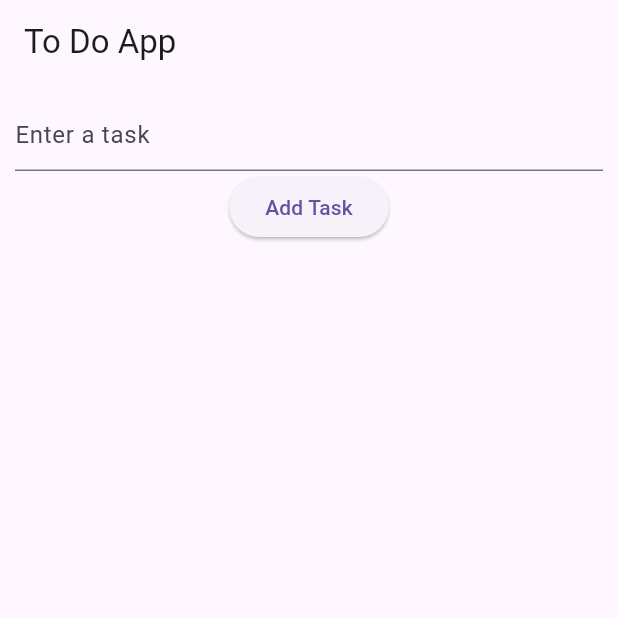
After one commit to belabiedredouane/bloc_cubit_state, a Flutter app: the screen it shows after launch, on a phone screen of 412 x 824 dp, the top half of it. The commit adds this screen. Run offline on Flutter 3.47's test engine with Material 3 defaults, Android fonts, the phone set to English and light mode, and no system bars; our stand-ins replace bloc, equatable, flutter_bloc.

Commit message:
Simple todo app using bloc

```diff
--- a/lib/main.dart
+++ b/lib/main.dart
@@ -1,4 +1,4 @@
-import 'package:bloc_cubit_state/todo/ui/task_view.dart';
+import 'package:bloc_cubit_state/todo/ui/task_view_bloc.dart';
 import 'package:flutter/material.dart';
 
 void main() => runApp(CounterApp());
@@ -10,7 +10,7 @@ class CounterApp extends StatelessWidget {
   Widget build(BuildContext context) {
     return MaterialApp(
       debugShowCheckedModeBanner: false,
-      home: TaskView(),
+      home: TaskViewBloc(),
     );
   }
 }
--- /dev/null
+++ b/lib/todo/controllers/bloc/task_bloc.dart
@@ -0,0 +1,44 @@
+import 'dart:async';
+import 'package:bloc/bloc.dart';
+import 'package:equatable/equatable.dart';
+import 'package:flutter/material.dart';
+import 'package:uuid/uuid.dart';
+
+import '../../models/task_model.dart';
+
+part 'task_event.dart';
+part 'task_state.dart';
+
+class TaskBloc extends Bloc<TaskEvent, TaskState> {
+  TaskBloc() : super(TaskInitial()) {
+    on<TaskAddEvent>(_addTask);
+    on<TaskRemoveEvent>(_removeTask);
+    on<TaskToggleEvent>(_toggleTask);
+  }
+
+  FutureOr<void> _addTask(event, emit) {
+    final task = TaskModel(
+      id: Uuid().v1(),
+      title: event.title,
+      isCompleted: false,
+    );
+    emit(TaksUpdate([...state.tasks, task]));
+  }
+
+  FutureOr<void> _removeTask(TaskRemoveEvent event, Emitter<TaskState> emit) {
+    emit(TaksUpdate(state.tasks.where((task) => task.id != event.id).toList()));
+  }
+
+  FutureOr<void> _toggleTask(TaskToggleEvent event, Emitter<TaskState> emit) {
+    emit(
+      TaksUpdate(
+        state.tasks.map((task) {
+          if (task.id == event.id) {
+            return task.copyWith(isCompleted: !task.isCompleted);
+          }
+          return task;
+        }).toList(),
+      ),
+    );
+  }
+}
--- /dev/null
+++ b/lib/todo/controllers/bloc/task_event.dart
@@ -0,0 +1,26 @@
+part of 'task_bloc.dart';
+
+sealed class TaskEvent extends Equatable {
+  const TaskEvent();
+
+  @override
+  List<Object> get props => [];
+}
+
+final class TaskAddEvent extends TaskEvent {
+  final String title;
+
+  const TaskAddEvent(this.title);
+}
+
+final class TaskRemoveEvent extends TaskEvent {
+  final String id;
+
+  const TaskRemoveEvent(this.id);
+}
+
+final class TaskToggleEvent extends TaskEvent {
+  final String id;
+
+  const TaskToggleEvent(this.id);
+}
--- /dev/null
+++ b/lib/todo/controllers/bloc/task_state.dart
@@ -0,0 +1,19 @@
+part of 'task_bloc.dart';
+
+@immutable
+sealed class TaskState extends Equatable {
+  final List<TaskModel> tasks;
+
+  const TaskState(this.tasks);
+
+  @override
+  List<Object?> get props => [tasks];
+}
+
+final class TaskInitial extends TaskState {
+  TaskInitial() : super([]);
+}
+
+final class TaksUpdate extends TaskState {
+  const TaksUpdate(super.tasks);
+}
--- /dev/null
+++ b/lib/todo/ui/task_view_bloc.dart
@@ -0,0 +1,63 @@
+import 'package:bloc_cubit_state/todo/controllers/bloc/task_bloc.dart';
+import 'package:flutter/material.dart';
+import 'package:flutter_bloc/flutter_bloc.dart';
+
+class TaskViewBloc extends StatelessWidget {
+  TaskViewBloc({super.key});
+  final TextEditingController controller = TextEditingController();
+
+  @override
+  Widget build(BuildContext context) {
+    return Scaffold(
+      appBar: AppBar(title: Text('To Do App')),
+      body: BlocProvider(
+        create : (context) => TaskBloc(),
+        child: BlocBuilder<TaskBloc, TaskState>(
+          builder: (BuildContext context, TaskState state) {
+            final taskControllerCubit = context.read<TaskBloc>();
+            return Padding(
+              padding: const EdgeInsetsDirectional.all(10.0),
+              child: Column(
+                children: [
+                  TextField(
+                    controller: controller,
+                    decoration: const InputDecoration(hintText: 'Enter a task'),
+                  ),
+                  ElevatedButton(onPressed: () {
+                    if (controller.text.isNotEmpty) {
+                      taskControllerCubit.add(TaskAddEvent(controller.text));
+                      controller.clear();
+                    }
+                  }, child: Text("Add Task")),
+                  Expanded(
+                    child: ListView.builder(
+                  itemCount: state.tasks.length,
+                  itemBuilder: (BuildContext context, int index) {
+                    return ListTile(
+                      title: Text(
+                        state.tasks[index].title,
+                      ),
+                      leading: Checkbox(
+                        value: state.tasks[index].isCompleted,
+                        onChanged: (value) {
+                          taskControllerCubit.add(TaskToggleEvent(state.tasks[index].id));
+                        },
+                      ),
+                      trailing: IconButton(
+                        onPressed: () {
+                          taskControllerCubit.add(TaskRemoveEvent(state.tasks[index].id));
+                        },
+                        icon: const Icon(Icons.delete),
+                      ),
+                    );
+                  },
+                ))
+                ],
+              ),
+            );
+          },
+        ),
+      ),
+    );
+  }
+}
```
Also changed, not shown: lib/todo/ui/task_view_cubit.dart (added, +63 -0 lines).
